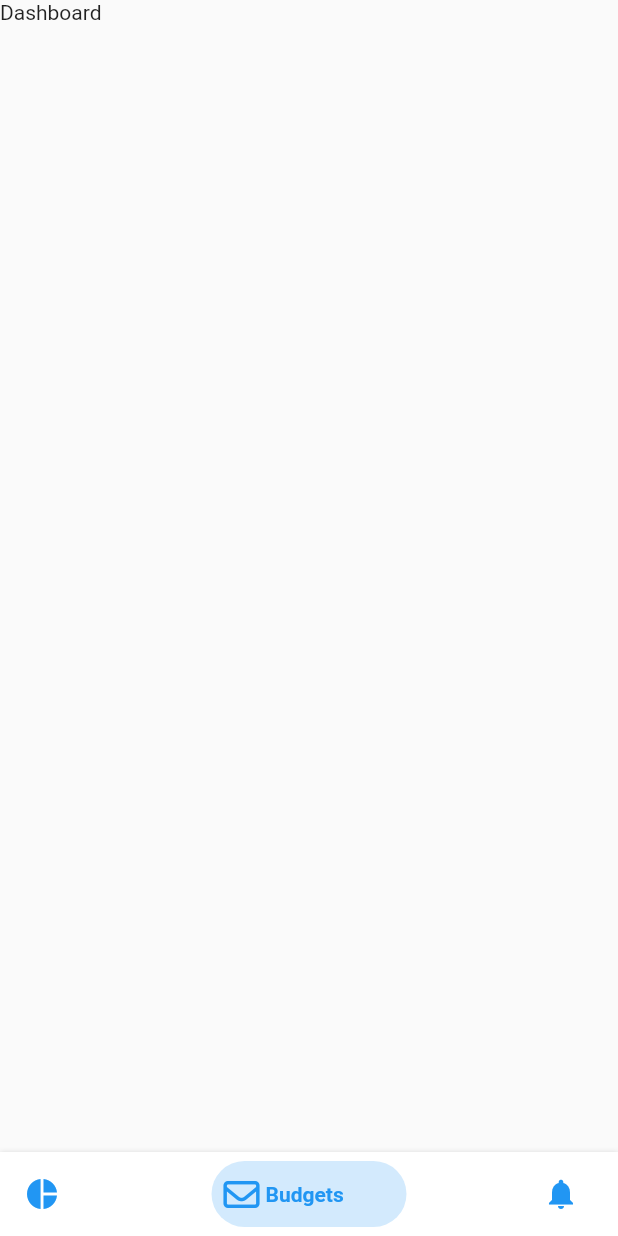
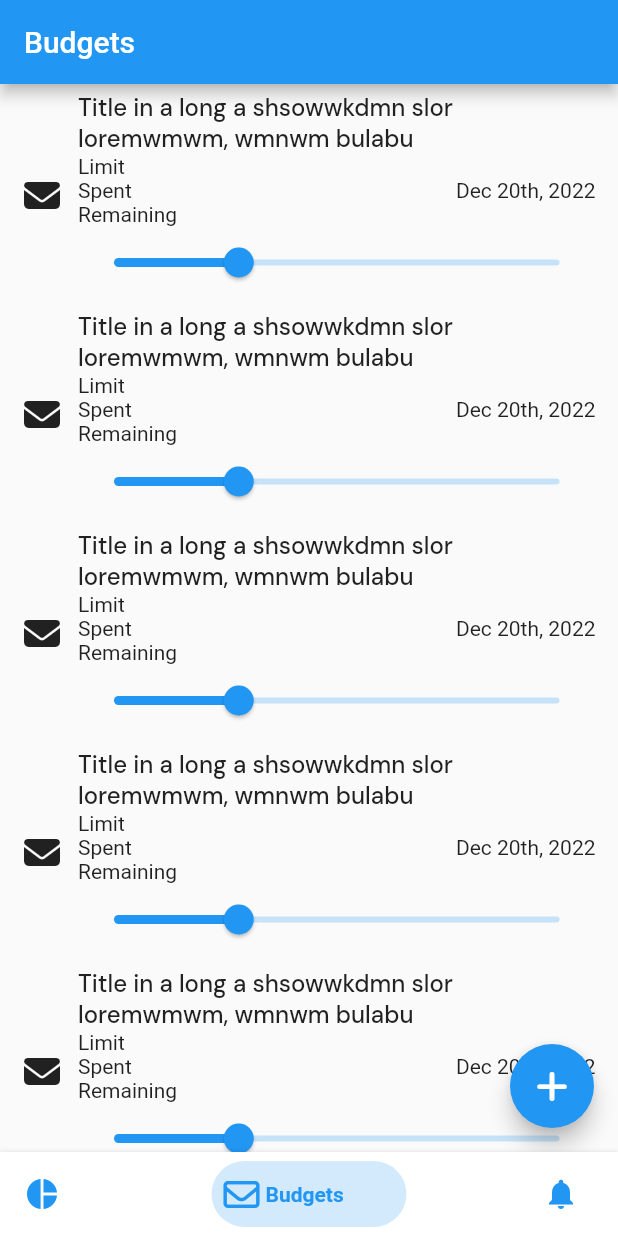
Before and after one commit to ANTONINEUTRON/envelope_budget_app, a Flutter app: the screen it shows after launch, on a phone screen of 412 x 824 dp. Run offline on Flutter 3.47's test engine with Material 2 defaults, Android fonts, the phone set to English and light mode, and no system bars; drawn by our look-alikes of bottom_navy_bar; our stand-ins replace font_awesome_flutter, google_fonts; Roboto replaces fonts that are missing (Acme).

Commit message:
All UI Nav Secstions are done

```diff
--- a/lib/features/budgets/ui/page/budgets_page.dart
+++ b/lib/features/budgets/ui/page/budgets_page.dart
@@ -1,4 +1,6 @@
 import 'package:flutter/material.dart';
+import 'package:font_awesome_flutter/font_awesome_flutter.dart';
+import 'package:google_fonts/google_fonts.dart';
 
 class BudgetsPage extends StatefulWidget {
   const BudgetsPage({Key? key}) : super(key: key);
@@ -10,8 +12,77 @@ class BudgetsPage extends StatefulWidget {
 class _BudgetsPageState extends State<BudgetsPage> {
   @override
   Widget build(BuildContext context) {
-    return Container(
-      child: Text("Dashboard"),
+    return Scaffold(
+      appBar: AppBar(
+        title: Text("Budgets"),
+      ),
+      floatingActionButton: FloatingActionButton(
+        onPressed: (){},
+        child: FaIcon(FontAwesomeIcons.plus),
+      ),
+      body: ListView.builder(
+          itemCount: 10,
+          itemBuilder: (context,index){
+            return Container(
+              padding: EdgeInsets.fromLTRB(16, 5, 15, 3),
+              child: Row(
+                crossAxisAlignment: CrossAxisAlignment.center,
+                children: [
+                  FaIcon(
+                      FontAwesomeIcons.solidEnvelope
+                  ),
+                  Container(padding: EdgeInsets.all(6),),
+                  Flexible(
+                    child: Column(
+                      crossAxisAlignment: CrossAxisAlignment.start,
+                      children: [
+                        Text(
+                          "Title in a long a shsowwkdmn slor loremwmwm, wmnwm bulabu",
+                          style: GoogleFonts.dmSans(
+                            textStyle: Theme.of(context).textTheme.bodyLarge,
+                            fontSize: 16
+                          ),
+                          maxLines: 3,
+                          overflow: TextOverflow.ellipsis,
+                        ),
+                        Row(
+                          mainAxisAlignment: MainAxisAlignment.spaceBetween,
+                          children: [
+                            Column(
+                              crossAxisAlignment: CrossAxisAlignment.start,
+                              children: [
+                                Text(
+                                    "Limit"
+                                ),
+                                Text(
+                                    "Spent"
+                                ),
+                                Text(
+                                    "Remaining"
+                                )
+                              ],
+                            ),
+                            Text(
+                              "Dec 20th, 2022",
+                              style: GoogleFonts.acme(),
+                            )
+                          ],
+                        ),
+                        Slider(
+                          value: 28,
+                          onChanged: (newValue){},
+                          label: "Remaining",
+                          max: 100,
+                          min: 0,
+                        )
+                      ],
+                    ),
+                  )
+                ],
+              ),
+            );
+          }
+      ),
     );
   }
 }
```
Also changed, not shown: lib/features/notifications/ui/page/notification_page.dart (+46 -2 lines).
